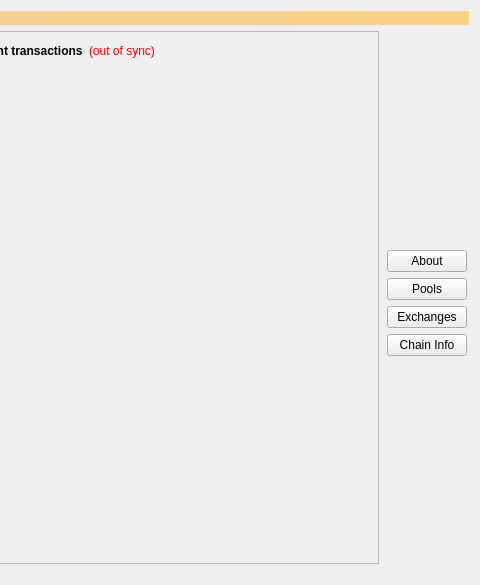
Qt form src/qt/forms/overviewpage.ui (Vaziria/tonnage) before a commit; both pictures show x 480 to 960 and y 0 to 585 of the 960 by 585 pixel window.
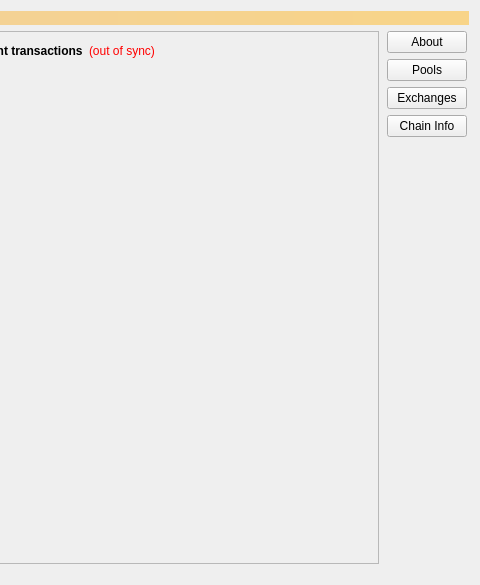
The same form after that commit. Icons and pictures are not drawn.

Patch:
```diff
--- a/src/qt/forms/overviewpage.ui
+++ b/src/qt/forms/overviewpage.ui
@@ -769,19 +769,6 @@
        <property name="rightMargin">
         <number>2</number>
        </property>
-       <item>
-        <spacer name="verticalSpacer_3">
-         <property name="orientation">
-          <enum>Qt::Vertical</enum>
-         </property>
-         <property name="sizeHint" stdset="0">
-          <size>
-           <width>20</width>
-           <height>40</height>
-          </size>
-         </property>
-        </spacer>
-       </item>
        <item>
         <widget class="QPushButton" name="btninfoabout">
          <property name="toolTip">
```
Left out of the diff: 2 changed lines with no effect on the pictures.
